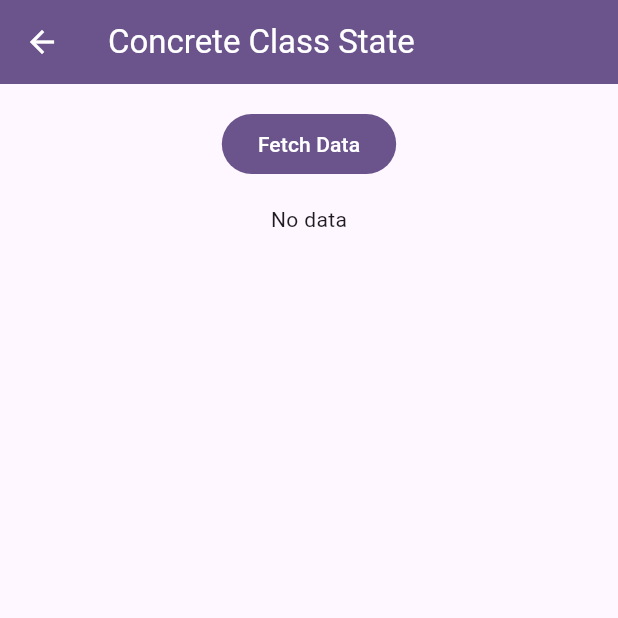
After one commit to thetpaingsoe/flutter_bloc_demo, a Flutter app: the screen it shows after launch, after a tap on "States : Concrete Class State", on a phone screen of 412 x 824 dp, the top half of it. The commit adds this screen. Run offline on Flutter 3.47's test engine with Material 3 defaults, Android fonts, the phone set to English and light mode, and no system bars; our stand-ins replace flutter_bloc.

Commit message:
Init Concrete State

```diff
--- /dev/null
+++ b/lib/features/concrete_class_state/bloc/concrete_class_bloc.dart
@@ -0,0 +1,33 @@
+import 'package:flutter_bloc/flutter_bloc.dart';
+import 'package:flutter_bloc_demo/features/concrete_class_state/bloc/concrete_class_event.dart';
+import 'package:flutter_bloc_demo/features/concrete_class_state/bloc/concrete_class_state.dart';
+import 'package:flutter_bloc_demo/features/concrete_class_state/repository/data_list_repository.dart';
+
+class ConcreteClassBloc extends Bloc<ConcreteClassEvent, ConcreteClassState>{
+
+  final DataListRepository dataListRepository;
+
+  ConcreteClassBloc({required this.dataListRepository}) : super(ConcreteClassState()) {
+    on<ConcreteClassFetchDataEvent>((event, emit) async {
+      Status retrunStatus = Status.loading;
+
+      emit(ConcreteClassState(status: retrunStatus));
+
+      // Simulate a network call
+      List<String> dataList = await dataListRepository.getItems(event.keyword);
+      String errorMessage = '';
+      if(dataList.isEmpty){
+        errorMessage = 'No data found';
+        retrunStatus = Status.error;
+      } else {
+        retrunStatus = Status.loaded;
+      }
+
+      emit(ConcreteClassState(
+        status: retrunStatus,
+        dataList: dataList,
+        keyword: event.keyword,
+        errorMessage: errorMessage));
+    });
+  }
+}
--- /dev/null
+++ b/lib/features/concrete_class_state/bloc/concrete_class_event.dart
@@ -0,0 +1,7 @@
+sealed class ConcreteClassEvent {}
+
+final class ConcreteClassFetchDataEvent extends ConcreteClassEvent {
+  final String keyword;
+
+  ConcreteClassFetchDataEvent({required this.keyword}) : super();
+}
--- /dev/null
+++ b/lib/features/concrete_class_state/bloc/concrete_class_state.dart
@@ -0,0 +1,21 @@
+enum Status {
+  initial,
+  loading,
+  loaded,
+  error,
+}
+
+class ConcreteClassState {
+
+  final Status status;
+  final List<String> dataList;
+  final String errorMessage;
+  final String keyword;
+
+  const ConcreteClassState({
+    this.status = Status.initial,
+    this.dataList = const [],
+    this.errorMessage = '',
+    this.keyword = '',
+  });
+}
--- /dev/null
+++ b/lib/features/concrete_class_state/repository/data_list_repository.dart
@@ -0,0 +1,27 @@
+class DataListRepository {
+
+  // random strings 10 lines
+  List<String> dataList = [
+    "apple",
+    "banana",
+    "cherry",
+    "date",
+    "elderberry",
+    "fig",
+    "grape",
+    "honeydew",
+    "kiwi",
+    "lemon"
+  ];
+
+  Future<List<String>> getItems(String keyword) async{
+    // Simulate a network call
+    await Future.delayed(const Duration(seconds: 2));
+    if (keyword.isEmpty) {
+      return dataList;
+    }
+
+    // Filter the list based on the keyword
+    return dataList.where((item) => item.toLowerCase().contains(keyword.toLowerCase())).toList();
+  }
+}
--- /dev/null
+++ b/lib/features/concrete_class_state/ui/concrete_class_page.dart
@@ -0,0 +1,28 @@
+import 'package:flutter/material.dart';
+import 'package:flutter_bloc/flutter_bloc.dart';
+import 'package:flutter_bloc_demo/features/concrete_class_state/repository/data_list_repository.dart';
+import 'package:flutter_bloc_demo/features/concrete_class_state/ui/concrete_class_screen.dart';
+
+import '../bloc/concrete_class_bloc.dart';
+
+class ConcreteClassPage extends StatelessWidget {
+  const ConcreteClassPage({super.key});
+
+  @override
+  Widget build(BuildContext context) {
+    return RepositoryProvider(
+      create: (context) => DataListRepository(),
+      child: BlocProvider(
+        create: (context) => ConcreteClassBloc(dataListRepository: context.read<DataListRepository>()),
+        child: Scaffold(
+          appBar: AppBar(
+            title: const Text('Concrete Class State'),
+            backgroundColor: Theme.of(context).colorScheme.primary,
+            foregroundColor: Theme.of(context).colorScheme.onPrimary,
+          ),
+          body: ConcreteClassScreen()
+        )
+      ),
+    );
+  }
+}
--- /dev/null
+++ b/lib/features/concrete_class_state/ui/concrete_class_screen.dart
@@ -0,0 +1,45 @@
+import 'package:flutter/material.dart';
+import 'package:flutter_bloc/flutter_bloc.dart';
+
+import '../bloc/concrete_class_bloc.dart';
+import '../bloc/concrete_class_event.dart';
+import '../bloc/concrete_class_state.dart';
+
+class ConcreteClassScreen extends StatelessWidget {
+  const ConcreteClassScreen({super.key});
+
+  @override
+  Widget build(BuildContext context) {
+    return Container(
+      width: double.infinity,
+      margin: const EdgeInsets.all(16),
+      child: Column(
+        mainAxisAlignment: MainAxisAlignment.start,
+        mainAxisSize: MainAxisSize.max,
+        crossAxisAlignment: CrossAxisAlignment.center,
+        children: [
+          FilledButton(
+            onPressed: () {
+              // Trigger the event to fetch data
+              BlocProvider.of<ConcreteClassBloc>(context)
+                  .add(ConcreteClassFetchDataEvent(keyword: ''));
+            },
+            child: const Text("Fetch Data"),
+          ),
+          const SizedBox(height: 16),
+          BlocBuilder<ConcreteClassBloc, ConcreteClassState>(
+            builder: (context, state) {
+              if (state.status == Status.loading) {
+                return const CircularProgressIndicator();
+              } else if (state.status == Status.loaded) {
+                return Text("Got Data: ${state.dataList.length}");
+              } else {
+                return const Text("No data");
+              }
+            },
+          ),
+        ],
+      ),
+    );
+  }
+}
--- a/lib/main.dart
+++ b/lib/main.dart
@@ -2,6 +2,7 @@ import 'package:flutter/material.dart';
 import 'package:flutter_bloc_demo/features/basic_counter_with_cubit/ui/basic_counter_with_cubit_page.dart';
 import 'package:flutter_bloc_demo/features/bloc_consumer/ui/bloc_consumer_page.dart';
 import 'package:flutter_bloc_demo/features/bloc_selector/ui/bloc_selector_page.dart';
+import 'package:flutter_bloc_demo/features/concrete_class_state/ui/concrete_class_page.dart';
 import 'package:flutter_bloc_demo/features/repository_provider/ui/repository_provider_page.dart';
 import 'features/basic_counter_with_bloc/ui/basic_counter_with_bloc_page.dart';
 import 'features/bloc_builder_build_when/ui/build_when_page.dart';
@@ -113,7 +114,17 @@ class _MyHomePageState extends State<MyHomePage> {
                       MaterialPageRoute(
                           builder: (context) =>
                               const RepositoryProviderPage()));
-            }, child: Text('Simple RepositoryProvider'))
+            }, child: Text('Simple RepositoryProvider')),
+            SizedBox(
+              height: 24,
+            ),
+            FilledButton(onPressed: () {
+              Navigator.push(
+                      context,
+                      MaterialPageRoute(
+                          builder: (context) =>
+                              const ConcreteClassPage()));
+            }, child: Text('States : Concrete Class State')),
           ],
         ),
       ),
```
Also changed, not shown: 1 other file.
